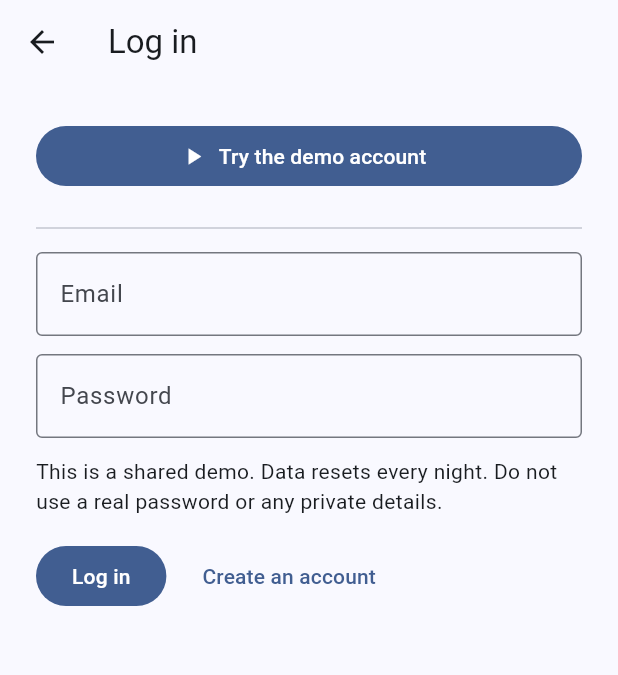
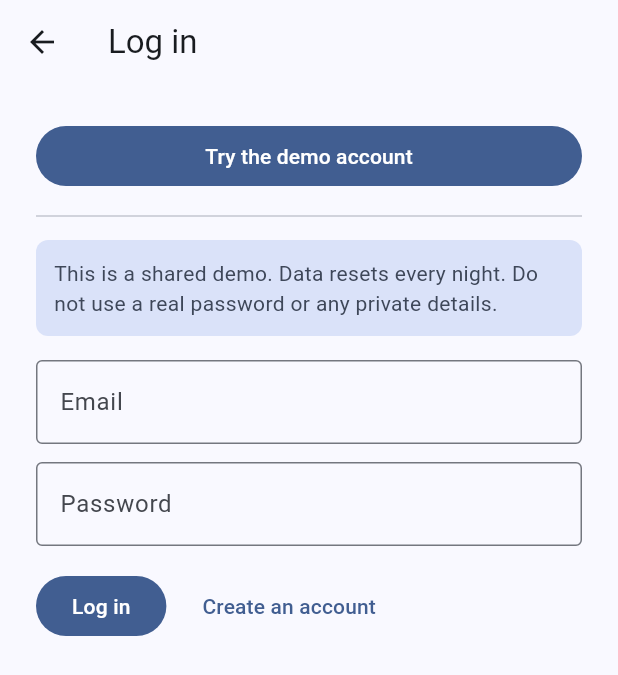
Before and after one commit to simple-api-dev/forums-client, a Flutter app: the screen it shows after launch, after a tap on "Log in", on a phone screen of 412 x 824 dp. Shown: the top 675 px of the screen. Run offline on Flutter 3.47's test engine with Material 3 defaults, Android fonts, the phone set to English and light mode, and no system bars; missing offline and left inert: dart:js_interop; network calls fail.

Commit message:
Use the shared login layout and show author names
Co-Authored-By: Claude Opus 5.5 <noreply@anthropic.com>

```diff
--- a/lib/screens/auth_screen.dart
+++ b/lib/screens/auth_screen.dart
@@ -75,14 +75,12 @@ class _AuthScreenState extends State<AuthScreen> {
     return Scaffold(
       appBar: AppBar(title: Text(_register ? 'Register' : 'Log in')),
       body: Centered(
+        maxWidth: 560,
         child: ListView(padding: const EdgeInsets.all(24), children: [
-          FilledButton.icon(
-            onPressed: _busy ? null : _tryDemo,
-            icon: const Icon(Icons.play_arrow),
-            label: const Text('Try the demo account'),
-          ),
-          const SizedBox(height: 8),
+          FilledButton(onPressed: _busy ? null : _tryDemo, child: const Text('Try the demo account')),
           const Divider(height: 32),
+          const DemoNotice(),
+          const SizedBox(height: 16),
           if (_register) ...[
             TextField(controller: _name, decoration: const InputDecoration(labelText: 'Name', border: OutlineInputBorder())),
             const SizedBox(height: 12),
@@ -103,12 +101,10 @@ class _AuthScreenState extends State<AuthScreen> {
             ),
             onSubmitted: (_) => _submit(),
           ),
-          const Padding(padding: EdgeInsets.only(top: 12), child: Text(demoNotice)),
           if (_error != null) Padding(padding: const EdgeInsets.only(top: 12), child: Text(_error!, style: TextStyle(color: Theme.of(context).colorScheme.error))),
           const SizedBox(height: 16),
-          Row(children: [
+          Wrap(spacing: 12, runSpacing: 4, crossAxisAlignment: WrapCrossAlignment.center, children: [
             FilledButton(onPressed: _busy ? null : _submit, child: Text(_register ? 'Register' : 'Log in')),
-            const SizedBox(width: 12),
             TextButton(
               onPressed: () => setState(() => _register = !_register),
               child: Text(_register ? 'I already have an account' : 'Create an account'),
--- a/lib/screens/topic_screen.dart
+++ b/lib/screens/topic_screen.dart
@@ -151,7 +151,7 @@ class _TopicScreenState extends State<TopicScreen> {
               return ListView(padding: const EdgeInsets.all(16), children: [
                 Text(t.title, style: Theme.of(context).textTheme.headlineSmall),
                 const SizedBox(height: 4),
-                Text('by user ${t.userId}', style: Theme.of(context).textTheme.bodySmall),
+                Text(byAuthor(t.author), style: Theme.of(context).textTheme.bodySmall),
                 if (t.body.isNotEmpty) ...[const SizedBox(height: 12), Text(t.body)],
                 _Actions(
                   score: t.score,
@@ -247,7 +247,7 @@ class _CommentTile extends StatelessWidget {
         decoration: BoxDecoration(border: Border(left: BorderSide(color: Theme.of(context).colorScheme.outlineVariant, width: 2))),
         padding: const EdgeInsets.only(left: 12),
         child: Column(crossAxisAlignment: CrossAxisAlignment.start, children: [
-          Text('user ${c.userId}', style: Theme.of(context).textTheme.bodySmall),
+          Text(byAuthor(c.author), style: Theme.of(context).textTheme.bodySmall),
           Text(c.body),
           _Actions(
             score: c.score,
--- a/lib/screens/ui.dart
+++ b/lib/screens/ui.dart
@@ -4,8 +4,8 @@ import '../app_state.dart';
 import '../forums_api.dart';
 import 'auth_screen.dart';
 
-/// Shown on the login and register forms.
-const demoNotice = 'This is a shared demo. Data resets every night. Do not use a real password or any private details.';
+/// Said on the login and register screens. Same wording in all the SimpleAPI demos.
+const demoNoticeText = 'This is a shared demo. Data resets every night. Do not use a real password or any private details.';
 
 /// Shown instead of the API's message when the demo key has no room for another user.
 const demoFullMessage = 'The demo is full. It resets every night.';
@@ -33,6 +33,9 @@ String describeError(Object e) {
       return e.message;
   }
 }
+
+/// Who wrote something, for the screen. The API sends `author`, a name or null.
+String byAuthor(String? author) => 'by ${author ?? 'Unknown'}';
 
 void showSnack(BuildContext context, String text) {
   ScaffoldMessenger.of(context)
@@ -120,13 +123,28 @@ class ErrorView extends StatelessWidget {
 
 /// Centers page content in a readable column on wide screens.
 class Centered extends StatelessWidget {
-  const Centered({super.key, required this.child});
+  const Centered({super.key, required this.child, this.maxWidth = 720});
 
   final Widget child;
+  final double maxWidth;
 
   @override
   Widget build(BuildContext context) =>
-      Align(alignment: Alignment.topCenter, child: ConstrainedBox(constraints: const BoxConstraints(maxWidth: 720), child: child));
+      Align(alignment: Alignment.topCenter, child: ConstrainedBox(constraints: BoxConstraints(maxWidth: maxWidth), child: child));
+}
+
+class DemoNotice extends StatelessWidget {
+  const DemoNotice({super.key});
+
+  @override
+  Widget build(BuildContext context) {
+    final scheme = Theme.of(context).colorScheme;
+    return Container(
+      padding: const EdgeInsets.all(12),
+      decoration: BoxDecoration(color: scheme.secondaryContainer, borderRadius: BorderRadius.circular(8)),
+      child: Text(demoNoticeText, style: TextStyle(color: scheme.onSecondaryContainer)),
+    );
+  }
 }
 
 /// The one log in / log out button of every screen's app bar. Kept short so the title fits at 360px;
```
Also changed, not shown: lib/models.dart (+11 -2 lines), 4 other files.
